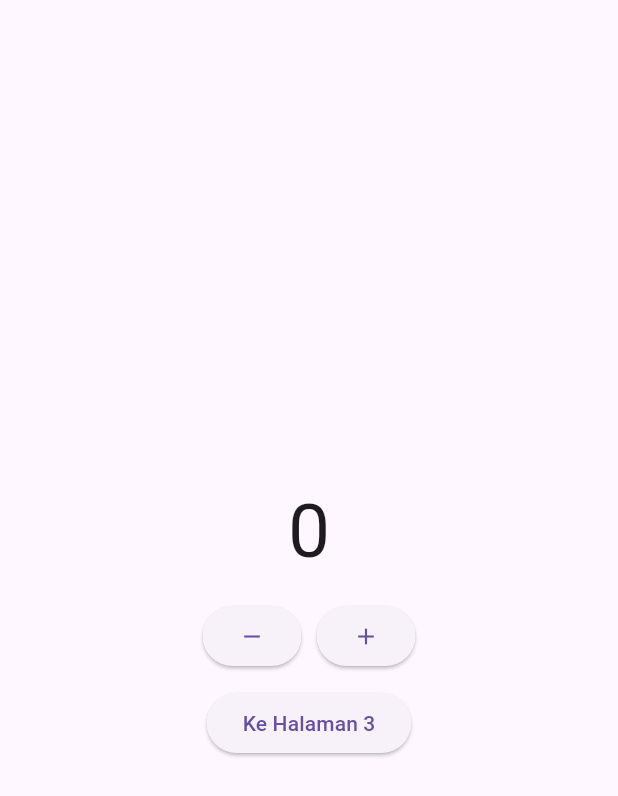
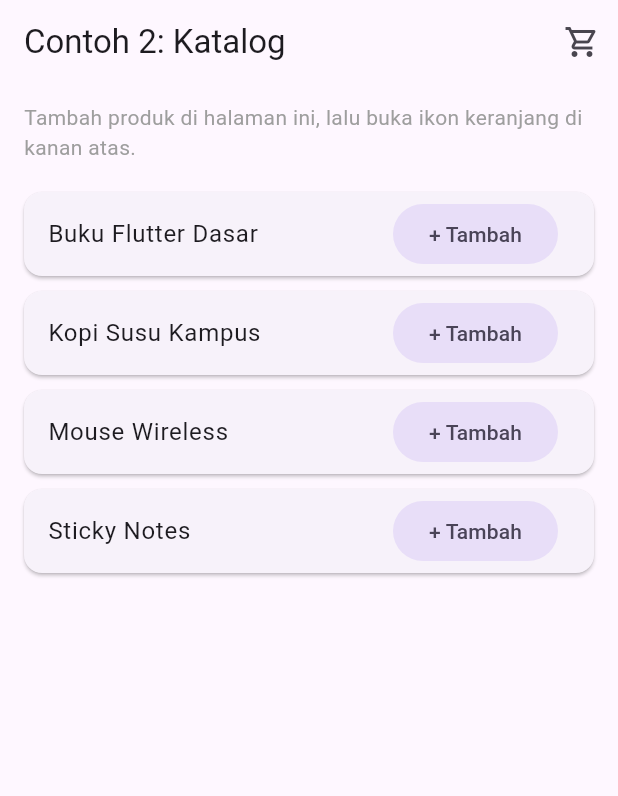
Before and after one commit to rafadzaikra011-boop/MOBILE_PROGRAMING, a Flutter app: the screen it shows after launch, on a phone screen of 412 x 824 dp. Shown: the top 796 px of the screen. Run offline on Flutter 3.47's test engine with Material 3 defaults, Android fonts, the phone set to English and light mode, and no system bars.

Commit message:
studi kasus

```diff
--- a/flutter/flutter_2/flutter_application_1/lib/from/page_1.dart
+++ b/flutter/flutter_2/flutter_application_1/lib/from/page_1.dart
@@ -1,7 +1,7 @@
 import 'package:flutter/material.dart';
 
 class Page1 extends StatefulWidget {
-  const new({super.key});
+  const Page1({super.key});
 
   // This widget is the root of your application.
   @override
--- a/flutter/flutter_2/flutter_application_1/lib/main.dart
+++ b/flutter/flutter_2/flutter_application_1/lib/main.dart
@@ -4,11 +4,16 @@ import 'package:provider/provider.dart';
 import 'counter/menghitung_provider.dart';
 import 'page_2.dart';
 import 'page_3.dart';
+import 'studi kasus/katalog_page.dart';
+import 'studi kasus/keranjang_page.dart';
 
 void main() {
   runApp(
-    ChangeNotifierProvider(
-      create: (context) => HitungProvider(),
+    MultiProvider(
+      providers: [
+        ChangeNotifierProvider(create: (context) => HitungProvider()),
+        ChangeNotifierProvider(create: (context) => KeranjangProvider()),
+      ],
       child: const MyApp(),
     ),
   );
@@ -22,8 +27,10 @@ class MyApp extends StatelessWidget {
     return MaterialApp(
       debugShowCheckedModeBanner: false,
       routes: {
-        '/': (context) => const Page2(),
+        '/': (context) => const KatalogPage(),
+        '/page2': (context) => const Page2(),
         '/page3': (context) => const Page3(),
+        '/keranjang': (context) => const KeranjangPage(),
       },
       initialRoute: '/',
     );
--- a/flutter/flutter_2/flutter_application_1/lib/page_2.dart
+++ b/flutter/flutter_2/flutter_application_1/lib/page_2.dart
@@ -1,4 +1,7 @@
 import 'package:flutter/material.dart';
+import 'package:provider/provider.dart';
+
+import 'counter/menghitung_provider.dart';
 
 class Page2 extends StatelessWidget {
   const Page2({super.key});
@@ -10,22 +13,42 @@ class Page2 extends StatelessWidget {
         child: Column(
           mainAxisAlignment: MainAxisAlignment.center,
           children: [
-            Text("0", style: TextStyle(fontSize: 50)),
-            SizedBox(height: 10),
+            Consumer<HitungProvider>(
+              builder: (context, hitung, child) {
+                return Text(
+                  hitung.counter.toString(),
+                  style: const TextStyle(fontSize: 50),
+                );
+              },
+            ),
+            const SizedBox(height: 10),
             Row(
               mainAxisAlignment: MainAxisAlignment.center,
               children: [
-                ElevatedButton(onPressed: () {}, child: Icon(Icons.remove)),
-                SizedBox(width: 10),
-                ElevatedButton(onPressed: () {}, child: Icon(Icons.add)),
+                ElevatedButton(
+                  onPressed: () => context.read<HitungProvider>().decrement(),
+                  child: const Icon(Icons.remove),
+                ),
+                const SizedBox(width: 10),
+                ElevatedButton(
+                  onPressed: () => context.read<HitungProvider>().increment(),
+                  child: const Icon(Icons.add),
+                ),
               ],
             ),
-            SizedBox(height: 10),
+            const SizedBox(height: 10),
             ElevatedButton(
               onPressed: () {
                 Navigator.pushNamed(context, '/page3');
               },
-              child: Text("Ke Halaman 3"),
+              child: const Text("Ke Halaman 3"),
+            ),
+            const SizedBox(height: 10),
+            ElevatedButton(
+              onPressed: () {
+                Navigator.pushNamed(context, '/');
+              },
+              child: const Text("Ke Katalog dan Keranjang"),
             ),
           ],
         ),
--- /dev/null
+++ b/flutter/flutter_2/flutter_application_1/lib/studi kasus/katalog_page.dart
@@ -0,0 +1,82 @@
+import 'package:flutter/material.dart';
+import 'package:provider/provider.dart';
+import 'keranjang_page.dart';
+
+class KatalogPage extends StatelessWidget {
+  const KatalogPage({super.key});
+
+  static const List<String> _daftarProduk = [
+    'Buku Flutter Dasar',
+    'Kopi Susu Kampus',
+    'Mouse Wireless',
+    'Sticky Notes',
+  ];
+
+  @override
+  Widget build(BuildContext context) {
+    return Scaffold(
+      appBar: AppBar(
+        title: const Text('Contoh 2: Katalog'),
+        actions: [
+          Consumer<KeranjangProvider>(
+            builder: (context, keranjang, child) {
+              return IconButton(
+                key: const Key('open_keranjang_button'),
+                tooltip: 'Lihat Keranjang',
+                onPressed: () {
+                  Navigator.pushNamed(context, '/keranjang');
+                },
+                icon: Badge(
+                  isLabelVisible: keranjang.jumlahItem > 0,
+                  label: Text(keranjang.jumlahItem.toString()),
+                  child: const Icon(Icons.shopping_cart_outlined),
+                ),
+              );
+            },
+          ),
+        ],
+      ),
+      body: Column(
+        children: [
+          const Padding(
+            padding: EdgeInsets.fromLTRB(16, 12, 16, 4),
+            child: Text(
+              'Tambah produk di halaman ini, lalu buka ikon keranjang di kanan atas.',
+              style: TextStyle(color: Colors.grey),
+            ),
+          ),
+          Expanded(
+            child: ListView.builder(
+              padding: const EdgeInsets.all(16),
+              itemCount: _daftarProduk.length,
+              itemBuilder: (context, index) {
+                final produk = _daftarProduk[index];
+                return Card(
+                  margin: const EdgeInsets.only(bottom: 10),
+                  child: ListTile(
+                    title: Text(produk),
+                    trailing: FilledButton.tonal(
+                      onPressed: () {
+                        context.read<KeranjangProvider>().tambah(produk);
+
+                        final messenger = ScaffoldMessenger.of(context);
+                        messenger.hideCurrentSnackBar();
+                        messenger.showSnackBar(
+                          SnackBar(
+                            content: Text('$produk ditambahkan ke keranjang'),
+                            duration: const Duration(seconds: 1),
+                          ),
+                        );
+                      },
+                      child: const Text('+ Tambah'),
+                    ),
+                  ),
+                );
+              },
+            ),
+          ),
+        ],
+      ),
+    );
+  }
+}
--- /dev/null
+++ b/flutter/flutter_2/flutter_application_1/lib/studi kasus/keranjang_page.dart
@@ -0,0 +1,130 @@
+import 'package:flutter/material.dart';
+import 'package:provider/provider.dart';
+
+class KeranjangProvider extends ChangeNotifier {
+  final Map<String, int> _jumlahProduk = {};
+
+  Map<String, int> get jumlahProduk =>
+      Map<String, int>.unmodifiable(_jumlahProduk);
+
+  int get jumlahItem =>
+      _jumlahProduk.values.fold(0, (total, jumlah) => total + jumlah);
+
+  void tambah(String produk) {
+    _jumlahProduk.update(
+      produk,
+      (jumlah) => jumlah + 1,
+      ifAbsent: () => 1,
+    );
+    notifyListeners();
+  }
+
+  void kurangi(String produk) {
+    final jumlah = _jumlahProduk[produk];
+    if (jumlah == null) return;
+
+    if (jumlah <= 1) {
+      _jumlahProduk.remove(produk);
+    } else {
+      _jumlahProduk[produk] = jumlah - 1;
+    }
+    notifyListeners();
+  }
+
+  void hapus(String produk) {
+    if (_jumlahProduk.remove(produk) != null) {
+      notifyListeners();
+    }
+  }
+
+  void kosongkan() {
+    if (_jumlahProduk.isEmpty) return;
+    _jumlahProduk.clear();
+    notifyListeners();
+  }
+}
+
+class KeranjangPage extends StatelessWidget {
+  const KeranjangPage({super.key});
+
+  @override
+  Widget build(BuildContext context) {
+    return Scaffold(
+      appBar: AppBar(
+        title: const Text('Isi Keranjang'),
+        actions: [
+          Consumer<KeranjangProvider>(
+            builder: (context, keranjang, child) {
+              if (keranjang.jumlahItem == 0) {
+                return const SizedBox.shrink();
+              }
+              return TextButton(
+                onPressed: keranjang.kosongkan,
+                child: const Text('Kosongkan'),
+              );
+            },
+          ),
+        ],
+      ),
+      body: Consumer<KeranjangProvider>(
+        builder: (context, keranjang, child) {
+          final produkList = keranjang.jumlahProduk.keys.toList();
+
+          if (produkList.isEmpty) {
+            return const Center(
+              child: Column(
+                mainAxisSize: MainAxisSize.min,
+                children: [
+                  Icon(
+                    Icons.shopping_cart_outlined,
+                    size: 64,
+                    color: Colors.grey,
+                  ),
+                  SizedBox(height: 12),
+                  Text('Keranjang masih kosong'),
+                ],
+              ),
+            );
+          }
+
+          return ListView.separated(
+            padding: const EdgeInsets.all(16),
+            itemCount: produkList.length,
+            separatorBuilder: (context, index) => const Divider(),
+            itemBuilder: (context, index) {
+              final produk = produkList[index];
+              final jumlah = keranjang.jumlahProduk[produk] ?? 0;
+
+              return ListTile(
+                leading: CircleAvatar(child: Text('${index + 1}')),
+                title: Text(produk),
+                subtitle: Text('Jumlah: $jumlah'),
+                trailing: Row(
+                  mainAxisSize: MainAxisSize.min,
+                  children: [
+                    IconButton(
+                      tooltip: 'Kurangi',
+                      onPressed: () => keranjang.kurangi(produk),
+                      icon: const Icon(Icons.remove_circle_outline),
+                    ),
+                    Text(jumlah.toString()),
+                    IconButton(
+                      tooltip: 'Tambah',
+                      onPressed: () => keranjang.tambah(produk),
+                      icon: const Icon(Icons.add_circle_outline),
+                    ),
+                    IconButton(
+                      tooltip: 'Hapus',
+                      onPressed: () => keranjang.hapus(produk),
+                      icon: const Icon(Icons.delete_outline),
+                    ),
+                  ],
+                ),
+              );
+            },
+          );
+        },
+      ),
+    );
+  }
+}
--- /dev/null
+++ b/flutter/flutter_2/flutter_application_1/lib/studi kasus/keranjang_provider.dart
@@ -0,0 +1,28 @@
+import 'package:flutter/material.dart';
+
+class KeranjangProvider extends ChangeNotifier {
+  final List<String> _produk = [];
+
+  //method untuk mendapatkan produk keranjang
+  List<String> get produk => List.unmodifiable(_produk);
+  //method untuk mendapatkan jumlah item keranjang
+  int get jumlahItem => _produk.length;
+//method untuk menambahkan produk ke keranjang
+  void tambah(String produk) {
+    _produk.add(produk);
+    notifyListeners();
+  }
+
+  //method untuk menghapus produk dari keranjang
+  void hapus(String produk) {
+    _produk.remove(produk);
+    notifyListeners();
+  }
+
+  //method untuk mengosongkan keranjang
+  void kosongkan() {
+    _produk.clear();
+    notifyListeners();
+  }
+
+}
```
Also changed, not shown: flutter/flutter_2/flutter_application_1/lib/page_3.dart (+16 -5 lines).
